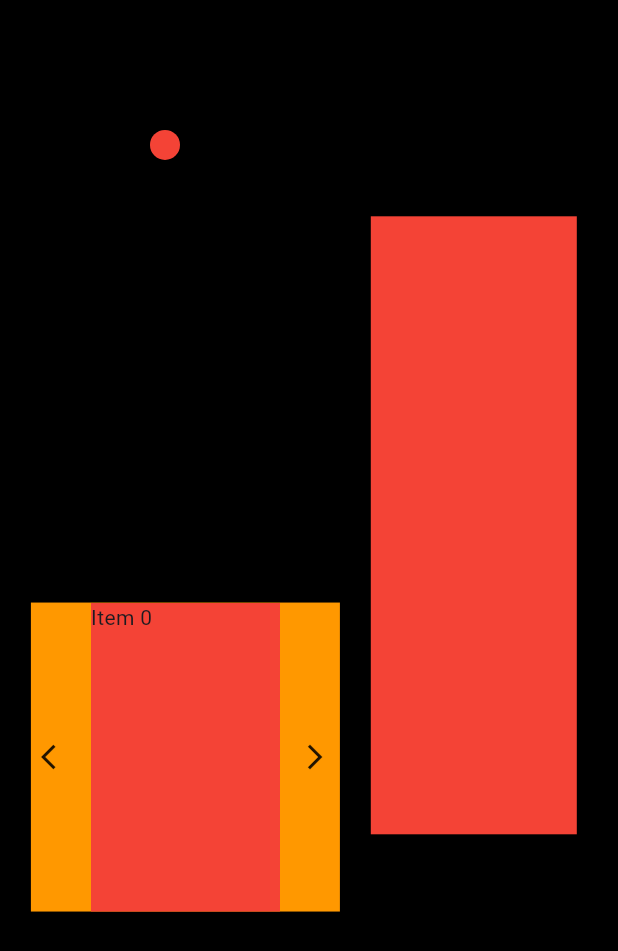
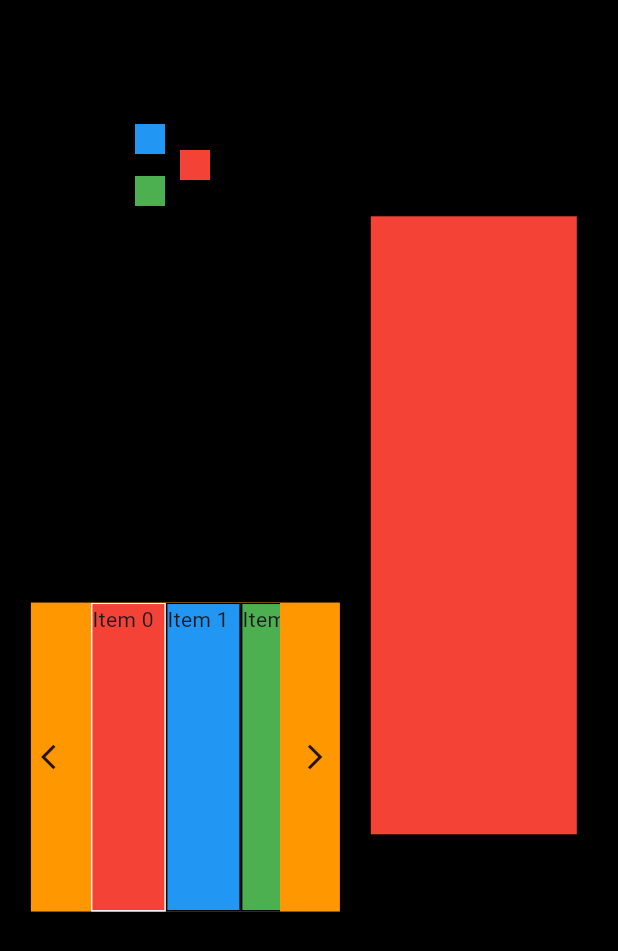
Before and after one commit to ganghee/my_page, a Flutter app: the screen it shows after launch, on a phone screen of 412 x 824 dp. Shown: the top 951 px of the screen. Run offline on Flutter 3.47's test engine with Material 3 defaults, Android fonts, the light colour scheme and no system bars; our stand-ins replace get; network calls fail.

Commit message:
set rotate animation

```diff
--- a/lib/baking/baking_list_view.dart
+++ b/lib/baking/baking_list_view.dart
@@ -9,7 +9,8 @@ Widget bakingListView({required ScrollController scrollController}) {
 
   return Align(
     alignment: Alignment(-0.8, 0.3),
-    child: Builder(builder: (context) {
+    child: Builder(
+      builder: (context) {
         return Container(
           width: MediaQuery.of(context).size.width / 2,
           height: MediaQuery.of(context).size.height / 4,
@@ -37,11 +38,17 @@ Widget bakingListView({required ScrollController scrollController}) {
                         child: GetBuilder(
                           init: BakingController(),
                           builder: (value) => SizedBox(
-                          width: 200,
+                            width: 50,
                             child: Container(
+                              decoration: BoxDecoration(
+                                color: bakings[index].color,
+                                border: Border.all(
                                   color: value.focusIndex == index
-                                ? Colors.red
-                                : Colors.blue,
+                                      ? Colors.white
+                                      : Colors.black,
+                                  width: 1,
+                                ),
+                              ),
                               child: Text('Item $index'),
                             ),
                           ),
@@ -58,6 +65,7 @@ Widget bakingListView({required ScrollController scrollController}) {
             ],
           ),
         );
-    }),
+      },
+    ),
   );
 }
--- a/lib/baking/baking_view.dart
+++ b/lib/baking/baking_view.dart
@@ -2,6 +2,7 @@ import 'dart:math';
 
 import 'package:flutter/material.dart';
 import 'package:get/get.dart';
+import 'package:my/baking/baking_vo.dart';
 
 import 'baking_controller.dart';
 
@@ -29,17 +30,25 @@ class _BakingViewState extends State<_BakingView>
   late final ScrollController _scrollController = ScrollController();
   late AnimationController _animationController;
   late Animation<double> _animation;
-  final double radius = 100.0;
+  final double radius = 10.0;
+  final animationDuration = Duration(seconds: 1);
 
   @override
   void initState() {
     _animationController = AnimationController(
       vsync: this,
-      duration: Duration(seconds: 1),
+      duration: animationDuration,
     );
-    _animation =
-        Tween<double>(begin: pi / 3, end: 2 * pi).animate(_animationController);
-
+    _animation = Tween<double>(begin: 0, end: pi * 2 * bakings.length / 3)
+        .animate(_animationController);
+    _animationController.addListener(
+      () {
+        Get.find<BakingController>().changeAnimationValue(
+          currentAnimationValue: _animationController.value,
+          isForward: _animationController.velocity >= 0,
+        );
+      },
+    );
     super.initState();
   }
 
@@ -67,22 +76,20 @@ class _BakingViewState extends State<_BakingView>
       child: GetBuilder(
           init: BakingController(),
           builder: (controller) {
-            if (controller.focusIndex == 1) {
-              _animationController.animateTo( 1 / 3);
-            } else if(controller.focusIndex == 2) {
-              _animationController.animateTo(2 / 3);
-            }else if(controller.focusIndex == 3) {
-              _animationController.animateTo(3 / 3);
-            }
+            _animationController.animateTo(
+              controller.focusIndex / bakings.length,
+              duration: Duration(seconds: 1),
+            );
+
             return Stack(
               children: [
                 AnimatedBuilder(
                   animation: _animation,
                   builder: (context, child) {
                     final x = radius * cos(_animation.value) * 2;
-                    final y = radius * sin(_animation.value);
+                    final y = radius * sin(_animation.value) * 2;
                     return Transform.translate(
-                      offset: Offset(x, y),
+                      offset: Offset(x + 100, y + 100),
                       child: child,
                     );
                   },
@@ -90,8 +97,46 @@ class _BakingViewState extends State<_BakingView>
                     width: 20,
                     height: 20,
                     decoration: BoxDecoration(
-                      color: Colors.red,
-                      shape: BoxShape.circle,
+                      color: controller.currentBakingVo.color,
+                      shape: BoxShape.rectangle,
+                    ),
+                  ),
+                ),
+                AnimatedBuilder(
+                  animation: _animation,
+                  builder: (context, child) {
+                    final x = radius * cos(_animation.value - (pi * 2 / 3)) * 2;
+                    final y = radius * sin(_animation.value - (pi * 2 / 3)) * 2;
+                    return Transform.translate(
+                      offset: Offset(x + 100, y + 100),
+                      child: child,
+                    );
+                  },
+                  child: Container(
+                    width: 20,
+                    height: 20,
+                    decoration: BoxDecoration(
+                      color: controller.nextBakingVo.color,
+                      shape: BoxShape.rectangle,
+                    ),
+                  ),
+                ),
+                AnimatedBuilder(
+                  animation: _animation,
+                  builder: (context, child) {
+                    final x = radius * cos(_animation.value - (pi * 4 / 3)) * 2;
+                    final y = radius * sin(_animation.value - (pi * 4 / 3)) * 2;
+                    return Transform.translate(
+                      offset: Offset(x + 100, y + 100),
+                      child: child,
+                    );
+                  },
+                  child: Container(
+                    width: 20,
+                    height: 20,
+                    decoration: BoxDecoration(
+                      color: controller.beforeBakingVo.color,
+                      shape: BoxShape.rectangle,
                     ),
                   ),
                 ),
--- /dev/null
+++ b/lib/baking/baking_vo.dart
@@ -0,0 +1,23 @@
+import 'package:flutter/material.dart';
+
+class BakingVo {
+  final String name;
+  final String imageUrl;
+  final String description;
+  final Color color;
+
+  BakingVo({
+    required this.name,
+    required this.imageUrl,
+    required this.description,
+    required this.color,
+  });
+}
+
+List<BakingVo> bakings = [
+  BakingVo(name: '크로와상', imageUrl: '', description: '', color: Colors.red),
+  BakingVo(name: '크로와상', imageUrl: '', description: '', color: Colors.blue),
+  BakingVo(name: '크로와상', imageUrl: '', description: '', color: Colors.green),
+  BakingVo(name: '크로와상', imageUrl: '', description: '', color: Colors.pinkAccent),
+  BakingVo(name: '크로와상', imageUrl: '', description: '', color: Colors.white),
+];
```
Also changed, not shown: lib/baking/baking_controller.dart (+51 -1 lines). Lines whose indentation alone changed are shown as unchanged.
